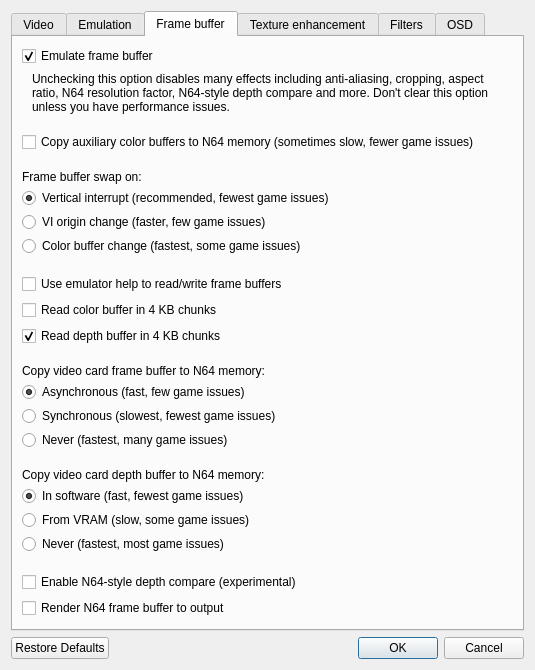
gonetz/GLideN64, file src/GLideNUI/configDialog.ui: the form before one commit.
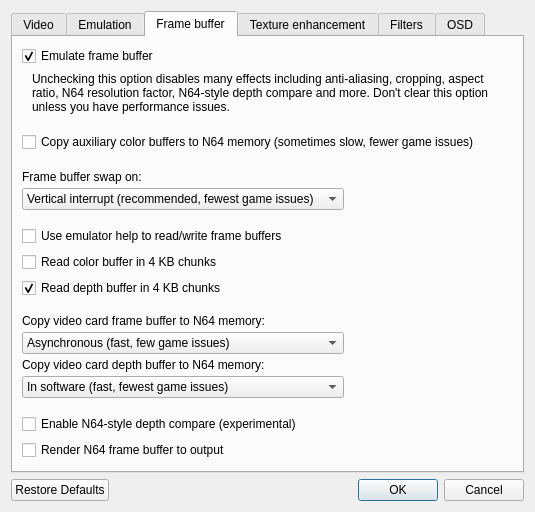
The form after the commit. The open tabs and pages were chosen to show the change. Icons and pictures are not drawn.

Commit message: Frame buffer tab changes re. oddMLan

Diff of the .ui file:
```diff
--- a/src/GLideNUI/configDialog.ui
+++ b/src/GLideNUI/configDialog.ui
@@ -29,6 +29,12 @@
    </property>
    <item>
     <widget class="QTabWidget" name="tabWidget">
+     <property name="minimumSize">
+      <size>
+       <width>0</width>
+       <height>450</height>
+      </size>
+     </property>
      <property name="usesScrollButtons">
       <bool>false</bool>
      </property>
@@ -1301,8 +1307,15 @@
           </layout>
          </item>
          <item>
+          <layout class="QHBoxLayout" name="horizontalLayout_22">
+           <item>
           <layout class="QVBoxLayout" name="verticalLayout_32">
            <property name="spacing">
+              <number>16</number>
+             </property>
+             <item>
+              <layout class="QVBoxLayout" name="verticalLayout_2">
+               <property name="spacing">
             <number>4</number>
            </property>
            <item>
@@ -1316,36 +1329,22 @@
             </widget>
            </item>
            <item>
-            <widget class="QRadioButton" name="bufferSwapVIRadioButton">
+                <widget class="QComboBox" name="frameBufferSwapComboBox">
+                 <item>
              <property name="text">
-              <string>Vertical interrupt (recommended, fewest game issues)</string>
-             </property>
-             <property name="checked">
-              <bool>true</bool>
-             </property>
-             <attribute name="buttonGroup">
-              <string notr="true">bufferSwapButtonGroup</string>
-             </attribute>
-            </widget>
+                   <string comment="vi">Vertical interrupt (recommended, fewest game issues)</string>
+                  </property>
            </item>
            <item>
-            <widget class="QRadioButton" name="bufferSwapOriginRadioButton">
              <property name="text">
-              <string>VI origin change (faster, few game issues)</string>
-             </property>
-             <attribute name="buttonGroup">
-              <string notr="true">bufferSwapButtonGroup</string>
-             </attribute>
-            </widget>
+                   <string comment="origin">VI origin change (faster, few game issues)</string>
+                  </property>
            </item>
            <item>
-            <widget class="QRadioButton" name="bufferSwapColorRadioButton">
              <property name="text">
-              <string>Color buffer change (fastest, some game issues)</string>
-             </property>
-             <attribute name="buttonGroup">
-              <string notr="true">bufferSwapButtonGroup</string>
-             </attribute>
+                   <string comment="color">Color buffer change (fastest, some game issues)</string>
+                  </property>
+                 </item>
             </widget>
            </item>
           </layout>
@@ -1409,45 +1408,24 @@
             </widget>
            </item>
            <item>
-            <widget class="QRadioButton" name="copyBufferAsyncRadioButton">
+                <widget class="QComboBox" name="copyBufferComboBox">
+                 <item>
              <property name="text">
-              <string>Asynchronous (fast, few game issues)</string>
-             </property>
-             <property name="checked">
-              <bool>true</bool>
-             </property>
-             <attribute name="buttonGroup">
-              <string notr="true">copyBufferButtonGroup</string>
-             </attribute>
-            </widget>
+                   <string comment="async">Asynchronous (fast, few game issues)</string>
+                  </property>
            </item>
            <item>
-            <widget class="QRadioButton" name="copyBufferSyncRadioButton">
              <property name="text">
-              <string>Synchronous (slowest, fewest game issues)</string>
-             </property>
-             <attribute name="buttonGroup">
-              <string notr="true">copyBufferButtonGroup</string>
-             </attribute>
-            </widget>
+                   <string comment="sync">Synchronous (slowest, fewest game issues)</string>
+                  </property>
            </item>
            <item>
-            <widget class="QRadioButton" name="copyBufferDisableRadioButton">
              <property name="text">
-              <string>Never (fastest, many game issues)</string>
-             </property>
-             <attribute name="buttonGroup">
-              <string notr="true">copyBufferButtonGroup</string>
-             </attribute>
-            </widget>
-           </item>
-          </layout>
-         </item>
-         <item>
-          <layout class="QVBoxLayout" name="verticalLayout_2">
-           <property name="spacing">
-            <number>4</number>
-           </property>
+                   <string comment="off">Never (fastest, many game issues)</string>
+                  </property>
+                 </item>
+                </widget>
+               </item>
            <item>
             <widget class="QLabel" name="copyDepthLabel">
              <property name="toolTip">
@@ -1459,36 +1437,22 @@
             </widget>
            </item>
            <item>
-            <widget class="QRadioButton" name="copyDepthSoftwareRadioButton">
+                <widget class="QComboBox" name="copyDepthComboBox">
+                 <item>
              <property name="text">
-              <string>In software (fast, fewest game issues)</string>
-             </property>
-             <property name="checked">
-              <bool>true</bool>
-             </property>
-             <attribute name="buttonGroup">
-              <string notr="true">depthBufferButtonGroup</string>
-             </attribute>
-            </widget>
+                   <string comment="software">In software (fast, fewest game issues)</string>
+                  </property>
            </item>
            <item>
-            <widget class="QRadioButton" name="copyDepthVRamRadioButton">
              <property name="text">
-              <string>From VRAM (slow, some game issues)</string>
-             </property>
-             <attribute name="buttonGroup">
-              <string notr="true">depthBufferButtonGroup</string>
-             </attribute>
-            </widget>
+                   <string comment="vram">From VRAM (slow, some game issues)</string>
+                  </property>
            </item>
            <item>
-            <widget class="QRadioButton" name="copyDepthDisableRadioButton">
              <property name="text">
-              <string>Never (fastest, most game issues)</string>
-             </property>
-             <attribute name="buttonGroup">
-              <string notr="true">depthBufferButtonGroup</string>
-             </attribute>
+                   <string comment="off">Never (fastest, most game issues)</string>
+                  </property>
+                 </item>
             </widget>
            </item>
           </layout>
@@ -1523,6 +1487,23 @@
         </layout>
        </item>
        <item>
+            <spacer name="horizontalSpacer_10">
+             <property name="orientation">
+              <enum>Qt::Horizontal</enum>
+             </property>
+             <property name="sizeHint" stdset="0">
+              <size>
+               <width>0</width>
+               <height>0</height>
+              </size>
+             </property>
+            </spacer>
+           </item>
+          </layout>
+         </item>
+        </layout>
+       </item>
+       <item>
         <spacer name="verticalSpacer_9">
          <property name="orientation">
           <enum>Qt::Vertical</enum>
```
Left out of the diff: 368 changed lines with no effect on the pictures. Lines whose indentation alone changed are shown as unchanged.
